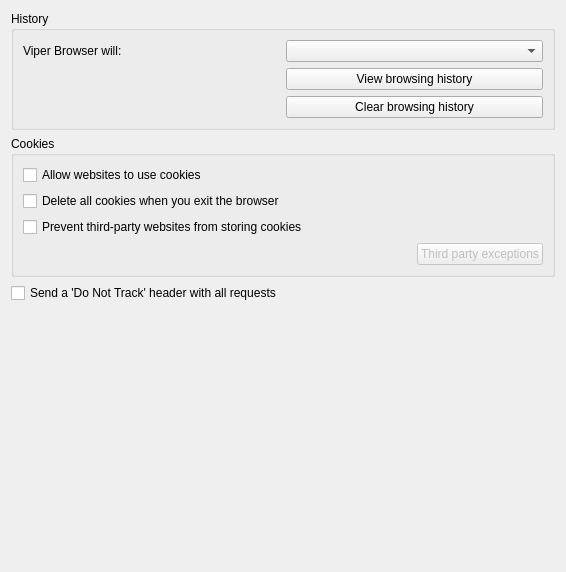
Qt form src/Preferences/PrivacyTab.ui (LeFroid/Viper-Browser) before a commit.
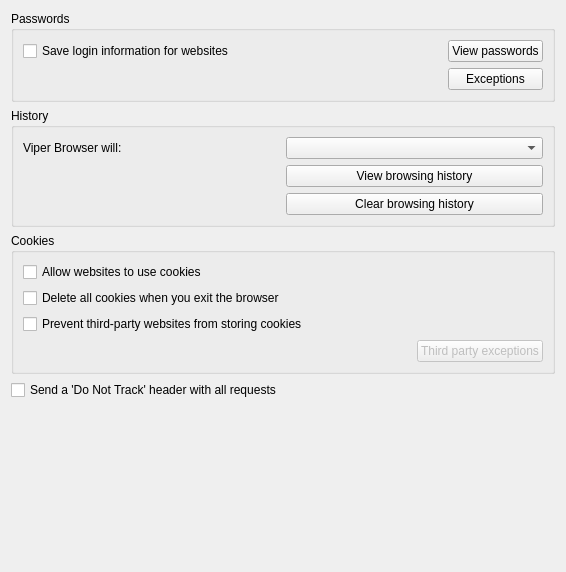
The same form after that commit.

Commit message:
AutoFill: Added CredentialsView widget to view and manage saved
credentials. The window for managing website login exemptions has not
yet been made

Patch:
```diff
--- a/src/Preferences/PrivacyTab.ui
+++ b/src/Preferences/PrivacyTab.ui
@@ -14,6 +14,49 @@
    <string>Form</string>
   </property>
   <layout class="QVBoxLayout" name="verticalLayout">
+   <item>
+    <widget class="QGroupBox" name="groupBoxAutoFill">
+     <property name="title">
+      <string>Passwords</string>
+     </property>
+     <layout class="QGridLayout" name="gridLayout_2">
+      <item row="0" column="1">
+       <spacer name="horizontalSpacer">
+        <property name="orientation">
+         <enum>Qt::Horizontal</enum>
+        </property>
+        <property name="sizeHint" stdset="0">
+         <size>
+          <width>40</width>
+          <height>20</height>
+         </size>
+        </property>
+       </spacer>
+      </item>
+      <item row="0" column="0">
+       <widget class="QCheckBox" name="checkBoxEnableAutoFill">
+        <property name="text">
+         <string>Save login information for websites</string>
+        </property>
+       </widget>
+      </item>
+      <item row="0" column="2">
+       <widget class="QPushButton" name="pushButtonViewCredentials">
+        <property name="text">
+         <string>View passwords</string>
+        </property>
+       </widget>
+      </item>
+      <item row="1" column="2">
+       <widget class="QPushButton" name="pushButtonAutoFillExceptions">
+        <property name="text">
+         <string>Exceptions</string>
+        </property>
+       </widget>
+      </item>
+     </layout>
+    </widget>
+   </item>
    <item>
     <widget class="QGroupBox" name="groupBoxHistory">
      <property name="title">
```
The commit also changes 17 other files.
